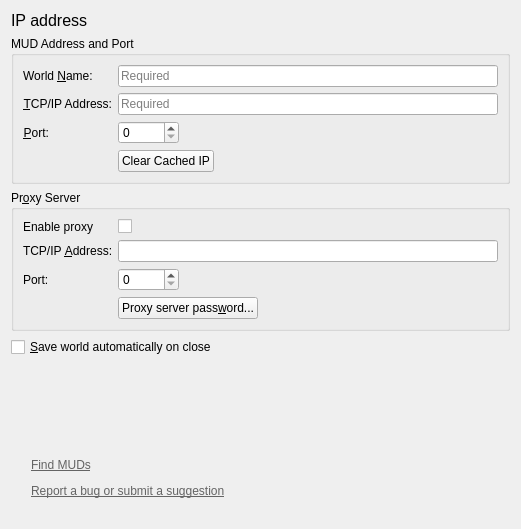
Old version of the form smushclient-qt/cpp/ui/prefs/address.ui in the repository jnbooth/smushclient.
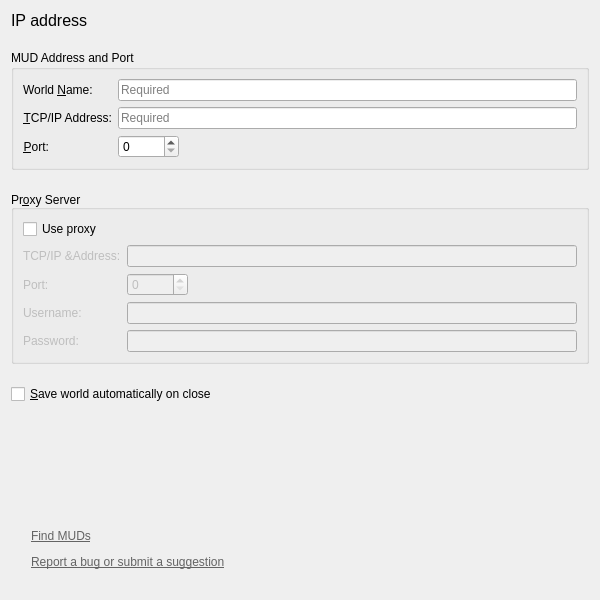
New version of the form.

```diff
--- a/smushclient-qt/cpp/ui/prefs/address.ui
+++ b/smushclient-qt/cpp/ui/prefs/address.ui
@@ -6,14 +6,17 @@
    <rect>
     <x>0</x>
     <y>0</y>
-    <width>521</width>
-    <height>529</height>
+    <width>600</width>
+    <height>600</height>
    </rect>
   </property>
   <property name="windowTitle">
    <string>IP Address</string>
   </property>
   <layout class="QVBoxLayout" name="_2">
+   <property name="spacing">
+    <number>20</number>
+   </property>
    <item>
     <widget class="QLabel" name="label_title">
      <property name="sizePolicy">
@@ -113,19 +116,6 @@
         </property>
        </widget>
       </item>
-      <item row="3" column="1">
-       <widget class="QPushButton" name="clear_cached_ip_button">
-        <property name="sizePolicy">
-         <sizepolicy hsizetype="Fixed" vsizetype="Fixed">
-          <horstretch>0</horstretch>
-          <verstretch>0</verstretch>
-         </sizepolicy>
-        </property>
-        <property name="text">
-         <string>Clear Cached IP</string>
-        </property>
-       </widget>
-      </item>
      </layout>
     </widget>
    </item>
@@ -140,38 +130,53 @@
      <property name="title">
       <string>Pr&amp;oxy Server</string>
      </property>
-     <layout class="QFormLayout" name="_4">
-      <item row="0" column="1">
+     <property name="alignment">
+      <set>Qt::AlignmentFlag::AlignBottom|Qt::AlignmentFlag::AlignLeading|Qt::AlignmentFlag::AlignLeft</set>
+     </property>
+     <layout class="QVBoxLayout" name="verticalLayout_2">
+      <item>
        <widget class="QCheckBox" name="UseProxy">
         <property name="text">
-         <string/>
+         <string>Use proxy</string>
         </property>
        </widget>
       </item>
-      <item row="1" column="0">
+      <item>
+       <widget class="QWidget" name="_proxy_credentials" native="true">
+        <property name="enabled">
+         <bool>false</bool>
+        </property>
+        <layout class="QFormLayout">
+         <property name="leftMargin">
+          <number>0</number>
+         </property>
+         <property name="topMargin">
+          <number>0</number>
+         </property>
+         <property name="rightMargin">
+          <number>0</number>
+         </property>
+         <property name="bottomMargin">
+          <number>0</number>
+         </property>
+         <item row="0" column="0">
        <widget class="QLabel" name="ProxyServer_label">
         <property name="text">
          <string>TCP/IP &amp;Address:</string>
         </property>
-        <property name="buddy">
-         <cstring>ProxyServer</cstring>
-        </property>
-       </widget>
-      </item>
-      <item row="1" column="1">
+          </widget>
+         </item>
+         <item row="0" column="1">
        <widget class="QLineEdit" name="ProxyServer"/>
       </item>
-      <item row="2" column="0">
+         <item row="1" column="0">
        <widget class="QLabel" name="ProxyPort_label">
         <property name="text">
          <string>Port:</string>
         </property>
-        <property name="buddy">
-         <cstring>ProxyPort</cstring>
-        </property>
-       </widget>
-      </item>
-      <item row="2" column="1">
+          </widget>
+         </item>
+         <item row="1" column="1">
        <widget class="QSpinBox" name="ProxyPort">
         <property name="sizePolicy">
          <sizepolicy hsizetype="Fixed" vsizetype="Fixed">
@@ -184,27 +189,31 @@
         </property>
        </widget>
       </item>
+         <item row="2" column="0">
+          <widget class="QLabel" name="ProxyUsername_label">
+           <property name="text">
+            <string>Username:</string>
+           </property>
+          </widget>
+         </item>
+         <item row="2" column="1">
+          <widget class="QLineEdit" name="ProxyUsername"/>
+         </item>
+         <item row="3" column="0">
+          <widget class="QLabel" name="ProxyPassword_label">
+           <property name="text">
+            <string>Password:</string>
+           </property>
+          </widget>
+         </item>
       <item row="3" column="1">
-       <widget class="QPushButton" name="ProxyPassword_button">
-        <property name="sizePolicy">
-         <sizepolicy hsizetype="Fixed" vsizetype="Fixed">
-          <horstretch>0</horstretch>
-          <verstretch>0</verstretch>
-         </sizepolicy>
-        </property>
-        <property name="text">
-         <string>Proxy server pass&amp;word...</string>
+          <widget class="QLineEdit" name="ProxyPassword">
+           <property name="inputMethodHints">
+            <set>Qt::InputMethodHint::ImhSensitiveData</set>
         </property>
        </widget>
       </item>
-      <item row="0" column="0">
-       <widget class="QLabel" name="UseProxy_label">
-        <property name="text">
-         <string>Enable proxy</string>
-        </property>
-        <property name="buddy">
-         <cstring>UseProxy</cstring>
-        </property>
+        </layout>
        </widget>
       </item>
      </layout>
@@ -239,7 +248,7 @@
       </sizepolicy>
      </property>
      <property name="text">
-      <string>&lt;html&gt;&lt;head/&gt;&lt;body&gt;&lt;p&gt;&lt;a href=&quot;http://www.gammon.com.au/links/muds.htm&quot;&gt;&lt;span style=&quot; text-decoration: underline; color:#646464;&quot;&gt;Find MUDs&lt;/span&gt;&lt;/a&gt;&lt;/p&gt;&lt;p&gt;&lt;a href=&quot;http://www.gammon.com.au/forum/?bbtopic_id=5&quot;&gt;&lt;span style=&quot; text-decoration: underline; color:#646464;&quot;&gt;Report a bug or submit a suggestion&lt;/span&gt;&lt;/a&gt;&lt;/p&gt;&lt;/body&gt;&lt;/html&gt;</string>
+      <string>&lt;html&gt;&lt;head/&gt;&lt;body&gt;&lt;p&gt;&lt;a href=&quot;http://www.gammon.com.au/links/muds.htm&quot;&gt;&lt;span style=&quot; text-decoration: underline; color:#646464;&quot;&gt;Find MUDs&lt;/span&gt;&lt;/a&gt;&lt;/p&gt;&lt;p&gt;&lt;a href=&quot;https://www.github.com/jnbooth/smushclient/issues&quot;&gt;&lt;span style=&quot; text-decoration: underline; color:#646464;&quot;&gt;Report a bug or submit a suggestion&lt;/span&gt;&lt;/a&gt;&lt;/p&gt;&lt;/body&gt;&lt;/html&gt;</string>
      </property>
      <property name="alignment">
       <set>Qt::AlignmentFlag::AlignBottom|Qt::AlignmentFlag::AlignLeading|Qt::AlignmentFlag::AlignLeft</set>
```
Left out of the diff: 21 changed lines with no effect on the pictures. Lines whose indentation alone changed are shown as unchanged.
